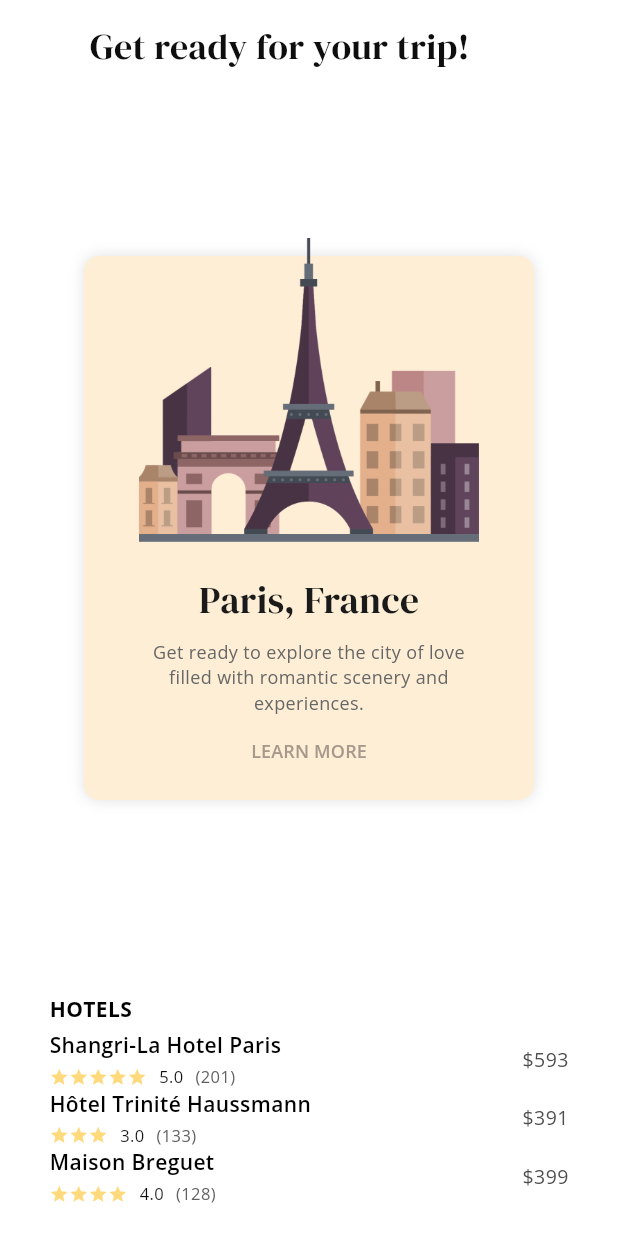
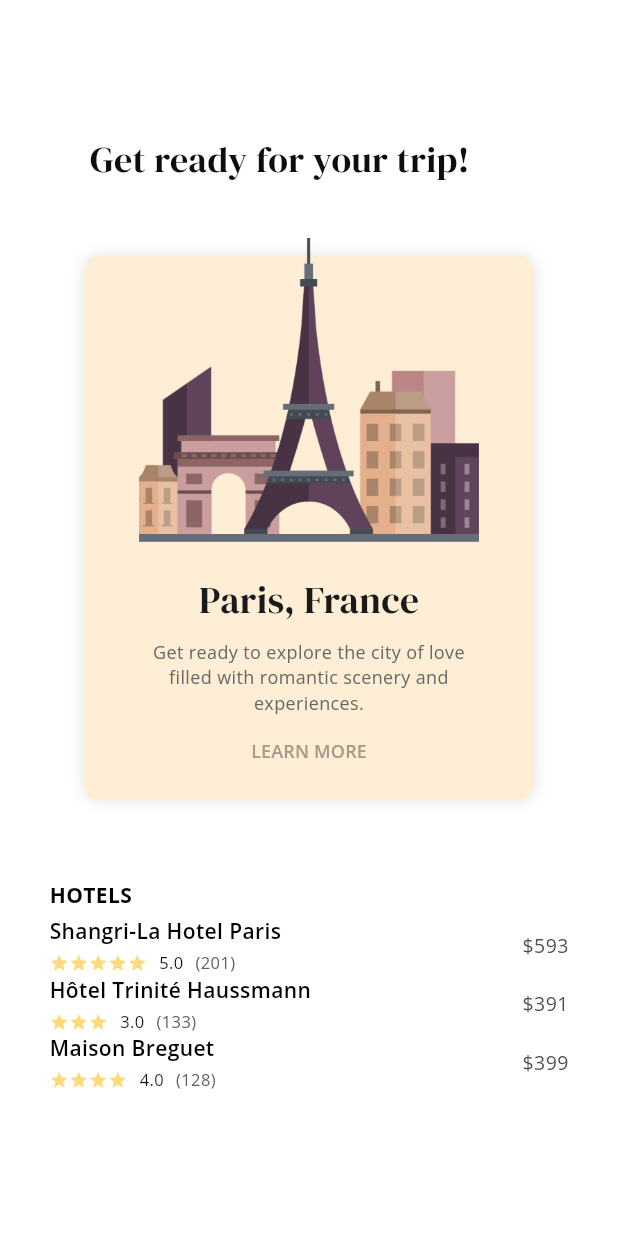
Before and after one commit to gskinnerTeam/flutter_vignettes, a Flutter app: the screen it shows after launch, on a phone screen of 412 x 824 dp. Run offline on Flutter 3.47's test engine with Material 3 defaults, Android fonts, the phone set to English and light mode, and no system bars; our stand-ins replace flare_flutter, flutter_masked_text2, font_awesome_flutter, outline_material_icons; project files that could hold a hidden picture were left out.

Commit message:
Adjust layout on travel_cards_hero

```diff
--- a/vignettes/parallax_travel_cards_hero/lib/demo.dart
+++ b/vignettes/parallax_travel_cards_hero/lib/demo.dart
@@ -1,3 +1,4 @@
+import 'package:flutter/cupertino.dart';
 import 'package:flutter/material.dart';
 
 import 'city_scenery.dart';
@@ -16,33 +17,24 @@
       backgroundColor: Colors.white,
       //Create a column of items, with the cityCard expanding to fill the empty space
       body: Center(
+        child: SingleChildScrollView(
           child: Container(
             width: 400,
             child: Column(
-            mainAxisAlignment: MainAxisAlignment.spaceBetween,
+              mainAxisAlignment: MainAxisAlignment.center,
               crossAxisAlignment: CrossAxisAlignment.start,
               children: <Widget>[
                 _buildHeader(),
-              Expanded(child: _buildCityCard(context)),
+                Padding(
+                  padding: EdgeInsets.symmetric(vertical: 50),
+                  child: _buildCityCard(context),
+                ),
                 HotelListRenderer(city.hotels),
               ],
             ),
           ),
         ),
-    );
-  }
-
-  PreferredSizeWidget _buildAppBar() {
-    return AppBar(
-      elevation: 0.0,
-      leading: Icon(Icons.menu, color: Colors.black),
-      backgroundColor: Colors.white,
-      actions: <Widget>[
-        Padding(
-          padding: const EdgeInsets.symmetric(horizontal: Styles.hzScreenPadding),
-          child: Icon(Icons.search, color: Colors.black),
-        )
-      ],
+      ),
     );
   }
 
```
Lines whose indentation alone changed are shown as unchanged.
